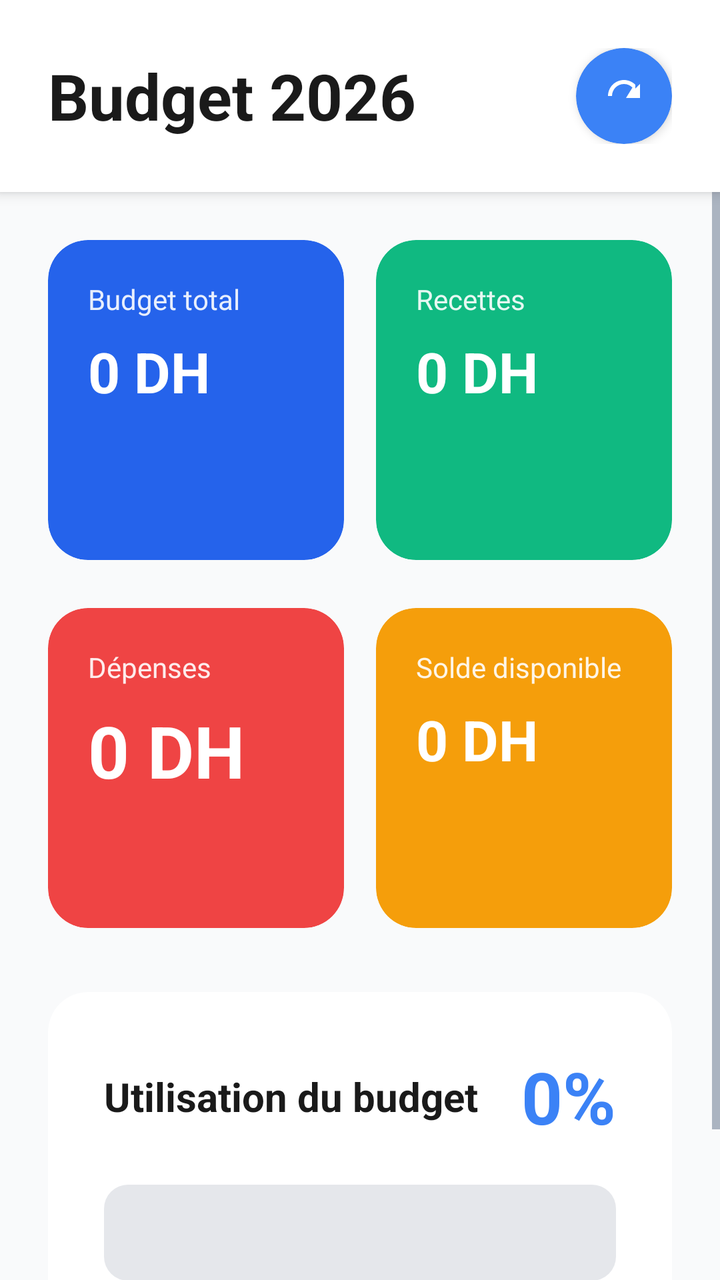
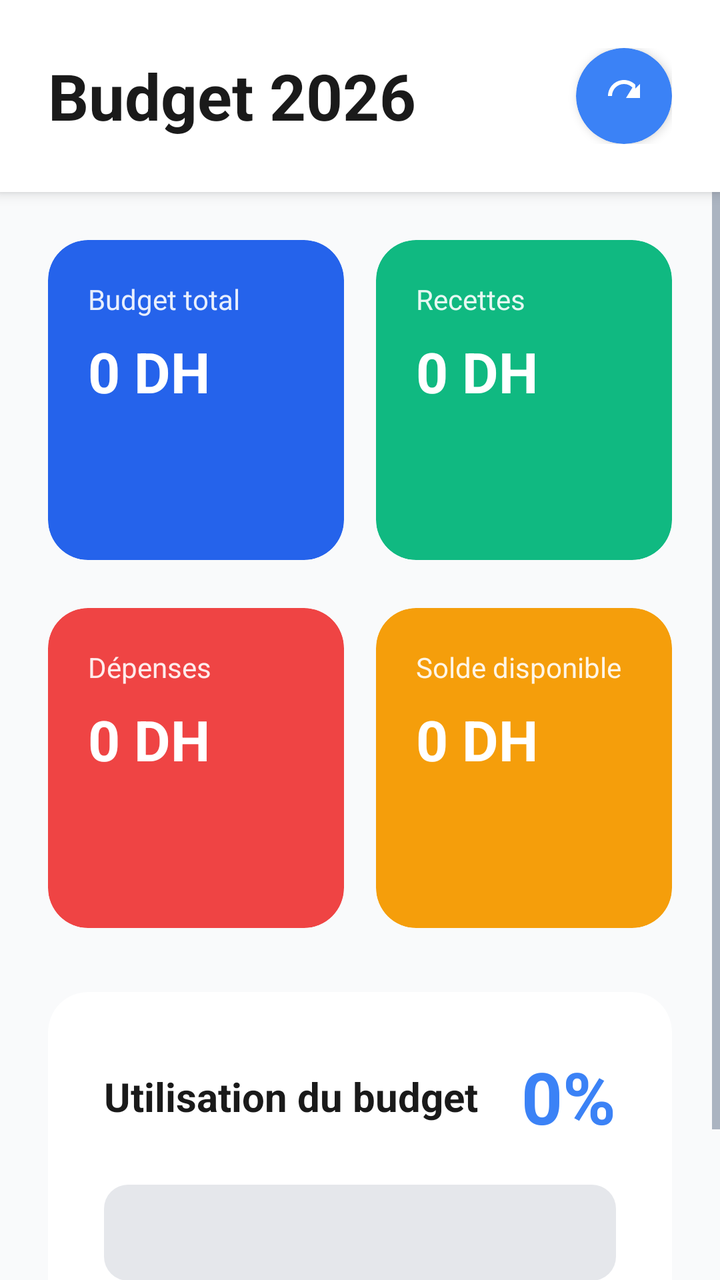

Before-and-after screenshots of an Android layout around one commit, followed by the original layout XML and the change that was made.
<!-- AndroidManifest.xml: application theme Theme.GRHDemo -->
<!-- res/layout/fragment_budget.xml -->
<?xml version="1.0" encoding="utf-8"?>
<RelativeLayout xmlns:android="http://schemas.android.com/apk/res/android"
    xmlns:app="http://schemas.android.com/apk/res-auto"
    android:layout_width="match_parent"
    android:layout_height="match_parent"
    android:background="#F9FAFB">

    
    <RelativeLayout
        android:id="@+id/headerLayout"
        android:layout_width="match_parent"
        android:layout_height="wrap_content"
        android:padding="24dp"
        android:paddingTop="48dp"
        android:background="#FFFFFF"
        android:elevation="4dp">

        <TextView
            android:id="@+id/tvBudgetTitle"
            android:layout_width="wrap_content"
            android:layout_height="wrap_content"
            android:text="Budget 2026"
            android:textSize="32sp"
            android:textStyle="bold"
            android:textColor="#1A1A1A"
            android:layout_centerVertical="true" />

        <com.google.android.material.card.MaterialCardView
            android:layout_width="wrap_content"
            android:layout_height="wrap_content"
            android:layout_alignParentEnd="true"
            android:layout_centerVertical="true"
            app:cardCornerRadius="24dp"
            app:cardElevation="3dp"
            app:cardBackgroundColor="#3B82F6">

            <ImageView
                android:id="@+id/btnRefreshBudget"
                android:layout_width="48dp"
                android:layout_height="48dp"
                android:padding="12dp"
                android:src="@drawable/ic_refresh"
                android:tint="#FFFFFF" />
        </com.google.android.material.card.MaterialCardView>
    </RelativeLayout>

    
    <ScrollView
        android:layout_width="match_parent"
        android:layout_height="match_parent"
        android:layout_below="@id/headerLayout"
        android:fillViewport="true">

        <LinearLayout
            android:layout_width="match_parent"
            android:layout_height="wrap_content"
            android:orientation="vertical"
            android:padding="24dp"
            android:paddingBottom="40dp">

        
        <LinearLayout
            android:layout_width="match_parent"
            android:layout_height="wrap_content"
            android:orientation="horizontal"
            android:weightSum="2">

            <com.google.android.material.card.MaterialCardView
                android:layout_width="0dp"
                android:layout_height="160dp"
                android:layout_marginEnd="8dp"
                android:layout_weight="1"
                app:cardCornerRadius="20dp"
                app:cardElevation="0dp"
                app:cardBackgroundColor="#2563EB">

                <RelativeLayout
                    android:layout_width="match_parent"
                    android:layout_height="match_parent"
                    android:padding="20dp">

                    <LinearLayout
                        android:layout_width="wrap_content"
                        android:layout_height="wrap_content"
                        android:orientation="vertical">

                        <TextView
                            android:id="@+id/tvTotalBudgetLabel"
                            android:layout_width="wrap_content"
                            android:layout_height="wrap_content"
                            android:text="Budget total"
                            android:textColor="#FFFFFF"
                            android:alpha="0.9"
                            android:textSize="14sp" />

                        <TextView
                            android:id="@+id/tvTotalBudgetValue"
                            android:layout_width="wrap_content"
                            android:layout_height="wrap_content"
                            android:text="0 DH"
                            android:textSize="28sp"
                            android:textStyle="bold"
                            android:layout_marginTop="8dp"
                            android:textColor="#FFFFFF" />
                    </LinearLayout>
                </RelativeLayout>
            </com.google.android.material.card.MaterialCardView>

            <com.google.android.material.card.MaterialCardView
                android:layout_width="0dp"
                android:layout_height="160dp"
                android:layout_marginStart="8dp"
                android:layout_weight="1"
                app:cardCornerRadius="20dp"
                app:cardElevation="0dp"
                app:cardBackgroundColor="#10B981">

                <RelativeLayout
                    android:layout_width="match_parent"
                    android:layout_height="match_parent"
                    android:padding="20dp">

                    <LinearLayout
                        android:layout_width="wrap_content"
                        android:layout_height="wrap_content"
                        android:orientation="vertical">

                        <TextView
                            android:id="@+id/tvRecettesLabel"
                            android:layout_width="wrap_content"
                            android:layout_height="wrap_content"
                            android:text="Recettes"
                            android:textColor="#FFFFFF"
                            android:alpha="0.9"
                            android:textSize="14sp" />

                        <TextView
                            android:id="@+id/tvRecettesValue"
                            android:layout_width="wrap_content"
                            android:layout_height="wrap_content"
                            android:text="0 DH"
                            android:textSize="28sp"
                            android:textStyle="bold"
                            android:layout_marginTop="8dp"
                            android:textColor="#FFFFFF" />
                    </LinearLayout>
                </RelativeLayout>
            </com.google.android.material.card.MaterialCardView>
        </LinearLayout>

        
        <LinearLayout
            android:layout_width="match_parent"
            android:layout_height="wrap_content"
            android:orientation="horizontal"
            android:weightSum="2"
            android:layout_marginTop="24dp">

            <com.google.android.material.card.MaterialCardView
                android:layout_width="0dp"
                android:layout_height="160dp"
                android:layout_marginEnd="8dp"
                android:layout_weight="1"
                app:cardCornerRadius="20dp"
                app:cardElevation="0dp"
                app:cardBackgroundColor="#EF4444">

                <RelativeLayout
                    android:layout_width="match_parent"
                    android:layout_height="match_parent"
                    android:padding="20dp">

                    <LinearLayout
                        android:layout_width="wrap_content"
                        android:layout_height="wrap_content"
                        android:orientation="vertical">

                        <TextView
                            android:id="@+id/tvDepensesLabel"
                            android:layout_width="wrap_content"
                            android:layout_height="wrap_content"
                            android:text="Dépenses"
                            android:textColor="#FFFFFF"
                            android:alpha="0.9"
                            android:textSize="14sp" />

                        <TextView
                            android:id="@+id/tvDepensesValue"
                            android:layout_width="wrap_content"
                            android:layout_height="wrap_content"
                            android:text="0 DH"
                            android:textSize="36sp"
                            android:textStyle="bold"
                            android:layout_marginTop="8dp"
                            android:textColor="#FFFFFF" />
                    </LinearLayout>
                </RelativeLayout>
            </com.google.android.material.card.MaterialCardView>

            <com.google.android.material.card.MaterialCardView
                android:layout_width="0dp"
                android:layout_height="160dp"
                android:layout_marginStart="8dp"
                android:layout_weight="1"
                app:cardCornerRadius="20dp"
                app:cardElevation="0dp"
                app:cardBackgroundColor="#F59E0B">

                <RelativeLayout
                    android:layout_width="match_parent"
                    android:layout_height="match_parent"
                    android:padding="20dp">

                    <LinearLayout
                        android:layout_width="wrap_content"
                        android:layout_height="wrap_content"
                        android:orientation="vertical">

                        <TextView
                            android:id="@+id/tvSoldeLabel"
                            android:layout_width="wrap_content"
                            android:layout_height="wrap_content"
                            android:text="Solde disponible"
                            android:textColor="#FFFFFF"
                            android:alpha="0.9"
                            android:textSize="14sp" />

                        <TextView
                            android:id="@+id/tvSoldeValue"
                            android:layout_width="wrap_content"
                            android:layout_height="wrap_content"
                            android:text="0 DH"
                            android:textSize="28sp"
                            android:textStyle="bold"
                            android:layout_marginTop="8dp"
                            android:textColor="#FFFFFF" />
                    </LinearLayout>
                </RelativeLayout>
            </com.google.android.material.card.MaterialCardView>
        </LinearLayout>

        
        <com.google.android.material.card.MaterialCardView
            android:layout_width="match_parent"
            android:layout_height="wrap_content"
            android:layout_marginTop="32dp"
            app:cardCornerRadius="20dp"
            app:cardElevation="0dp"
            app:cardBackgroundColor="#FFFFFF">

            <LinearLayout
                android:layout_width="match_parent"
                android:layout_height="wrap_content"
                android:orientation="vertical"
                android:padding="28dp">

                <LinearLayout
                    android:layout_width="match_parent"
                    android:layout_height="wrap_content"
                    android:orientation="horizontal"
                    android:gravity="center_vertical">

                    <TextView
                        android:id="@+id/tvPercentLabel"
                        android:layout_width="0dp"
                        android:layout_height="wrap_content"
                        android:layout_weight="1"
                        android:text="Utilisation du budget"
                        android:textColor="#1A1A1A"
                        android:textSize="20sp"
                        android:textStyle="bold" />

                    <TextView
                        android:id="@+id/tvPercentValue"
                        android:layout_width="wrap_content"
                        android:layout_height="wrap_content"
                        android:text="0%"
                        android:textColor="#3B82F6"
                        android:textSize="36sp"
                        android:textStyle="bold" />
                </LinearLayout>

                <FrameLayout
                    android:layout_width="match_parent"
                    android:layout_height="48dp"
                    android:layout_marginTop="20dp">

                    <ProgressBar
                        android:id="@+id/progressBudget"
                        style="?android:attr/progressBarStyleHorizontal"
                        android:layout_width="match_parent"
                        android:layout_height="match_parent"
                        android:progress="0"
                        android:progressDrawable="@drawable/progress_bar_drawable"
                        android:indeterminate="false" />
                </FrameLayout>

                <LinearLayout
                    android:layout_width="match_parent"
                    android:layout_height="wrap_content"
                    android:orientation="horizontal"
                    android:layout_marginTop="16dp">

                    <TextView
                        android:layout_width="wrap_content"
                        android:layout_height="wrap_content"
                        android:text="0 DH"
                        android:textColor="#6B7280"
                        android:textSize="14sp" />

                    <View
                        android:layout_width="0dp"
                        android:layout_height="1dp"
                        android:layout_weight="1" />

                    <TextView
                        android:id="@+id/tvBudgetSummaryValue"
                        android:layout_width="wrap_content"
                        android:layout_height="wrap_content"
                        android:text="500,000 DH"
                        android:textColor="#6B7280"
                        android:textSize="14sp" />
                </LinearLayout>
            </LinearLayout>
        </com.google.android.material.card.MaterialCardView>

        <ProgressBar
            android:id="@+id/loadingBudget"
            style="?android:attr/progressBarStyle"
            android:layout_width="wrap_content"
            android:layout_height="wrap_content"
            android:visibility="gone"
            android:layout_gravity="center"
            android:layout_marginTop="12dp" />

    </LinearLayout>
</ScrollView>

</RelativeLayout>
<!-- resources referenced by this layout -->
<resources>
  <!-- drawable ic_refresh (drawable) -->
  <?xml version="1.0" encoding="utf-8"?>
  <vector xmlns:android="http://schemas.android.com/apk/res/android"
      android:width="24dp"
      android:height="24dp"
      android:viewportWidth="24"
      android:viewportHeight="24">
      <path
          android:fillColor="#FF000000"
          android:pathData="M17.65,6.35C16.2,4.9 14.21,4 12,4c-4.42,0 -8,3.58 -8,8h2c0,-3.31 2.69,-6 6,-6c1.66,0 3.14,0.69 4.22,1.78L13,13h7V6l-2.35,2.35z"/>
  </vector>
  <!-- drawable progress_bar_drawable (drawable) -->
  <?xml version="1.0" encoding="utf-8"?>
  <layer-list xmlns:android="http://schemas.android.com/apk/res/android">
      <item android:id="@android:id/background">
          <shape>
              <corners android:radius="12dp" />
              <solid android:color="#E5E7EB" />
          </shape>
      </item>
      <item android:id="@android:id/progress">
          <clip>
              <shape>
                  <corners android:radius="12dp" />
                  <solid android:color="#3B82F6" />
              </shape>
          </clip>
      </item>
  </layer-list>
  <style name="Theme.GRHDemo" parent="Theme.MaterialComponents.DayNight.NoActionBar">
          <item name="colorPrimary">@color/grh_primary</item>
          <item name="colorPrimaryVariant">@color/grh_primary_dark</item>
          <item name="colorSecondary">@color/grh_warning</item>
          <item name="android:colorBackground">@color/grh_background</item>
          <item name="android:textColorPrimary">@color/grh_text_primary</item>
          <item name="android:textColorSecondary">@color/grh_text_secondary</item>
      </style>
  <color name="grh_primary">#3B82F6</color>
  <color name="grh_primary_dark">#1E40AF</color>
  <color name="grh_warning">#F59E0B</color>
  <color name="grh_background">#F8FAFC</color>
  <color name="grh_text_primary">#0F172A</color>
  <color name="grh_text_secondary">#64748B</color>
</resources>

<!-- the commit's change to res/layout/fragment_budget.xml (unified diff, before → after) -->
@@ -45,7 +45,52 @@
     </RelativeLayout>
 
     
+    <LinearLayout
+        android:id="@+id/layoutAccessDenied"
+        android:layout_width="match_parent"
+        android:layout_height="match_parent"
+        android:orientation="vertical"
+        android:gravity="center"
+        android:padding="32dp"
+        android:visibility="gone">
+
+        <ImageView
+            android:layout_width="120dp"
+            android:layout_height="120dp"
+            android:src="@drawable/ic_lock"
+            android:tint="#EF4444"
+            android:layout_marginBottom="24dp" />
+
+        <TextView
+            android:layout_width="wrap_content"
+            android:layout_height="wrap_content"
+            android:text="Accès refusé"
+            android:textSize="28sp"
+            android:textStyle="bold"
+            android:textColor="#1A1A1A"
+            android:layout_marginBottom="12dp" />
+
+        <TextView
+            android:layout_width="wrap_content"
+            android:layout_height="wrap_content"
+            android:text="Vous n'avez pas l'autorisation d'accéder à cette page."
+            android:textSize="16sp"
+            android:textColor="#6B7280"
+            android:textAlignment="center"
+            android:layout_marginBottom="8dp" />
+
+        <TextView
+            android:layout_width="wrap_content"
+            android:layout_height="wrap_content"
+            android:text="Seuls le Directeur, Directeur adjoint et Secrétaire général peuvent accéder au budget."
+            android:textSize="14sp"
+            android:textColor="#9CA3AF"
+            android:textAlignment="center" />
+    </LinearLayout>
+
+    
     <ScrollView
+        android:id="@+id/scrollBudgetContent"
         android:layout_width="match_parent"
         android:layout_height="match_parent"
         android:layout_below="@id/headerLayout"
@@ -66,6 +111,7 @@
             android:weightSum="2">
 
             <com.google.android.material.card.MaterialCardView
+                android:id="@+id/cardBudgetTotal"
                 android:layout_width="0dp"
                 android:layout_height="160dp"
                 android:layout_marginEnd="8dp"
@@ -189,7 +235,7 @@
                             android:layout_width="wrap_content"
                             android:layout_height="wrap_content"
                             android:text="0 DH"
-                            android:textSize="36sp"
+                            android:textSize="28sp"
                             android:textStyle="bold"
                             android:layout_marginTop="8dp"
                             android:textColor="#FFFFFF" />
<!-- resource entries referenced after the edit -->
@@ -1,5 +1,16 @@
 <!-- resources referenced by this layout -->
 <resources>
+  <!-- drawable ic_lock (drawable) -->
+  <?xml version="1.0" encoding="utf-8"?>
+  <vector xmlns:android="http://schemas.android.com/apk/res/android"
+      android:width="24dp"
+      android:height="24dp"
+      android:viewportWidth="24"
+      android:viewportHeight="24">
+      <path
+          android:fillColor="#000000"
+          android:pathData="M12,17a2,2 0,1 0,0 -4a2,2 0,0 0,0 4zm6,-6h-1V9a5,5 0,0 0,-10 0v2H6a2,2 0,0 0,-2 2v7a2,2 0,0 0,2 2h12a2,2 0,0 0,2 -2v-7a2,2 0,0 0,-2 -2zM9,9a3,3 0,0 1,6 0v2H9V9z" />
+  </vector>
   <!-- drawable ic_refresh (drawable) -->
   <?xml version="1.0" encoding="utf-8"?>
   <vector xmlns:android="http://schemas.android.com/apk/res/android"
